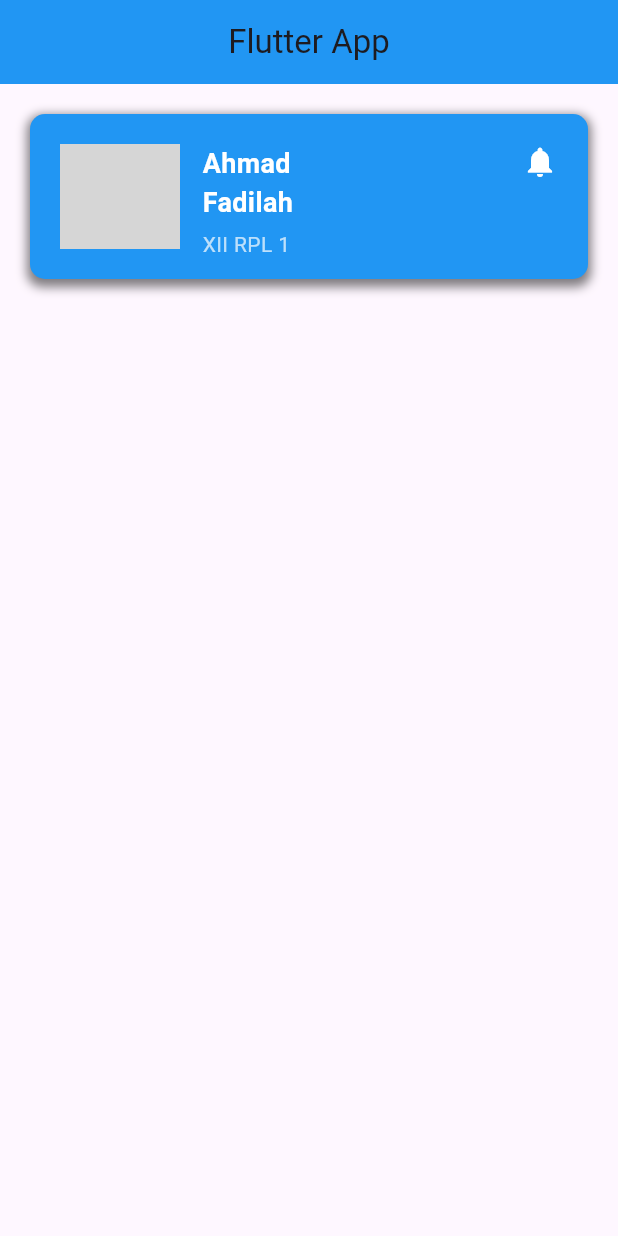
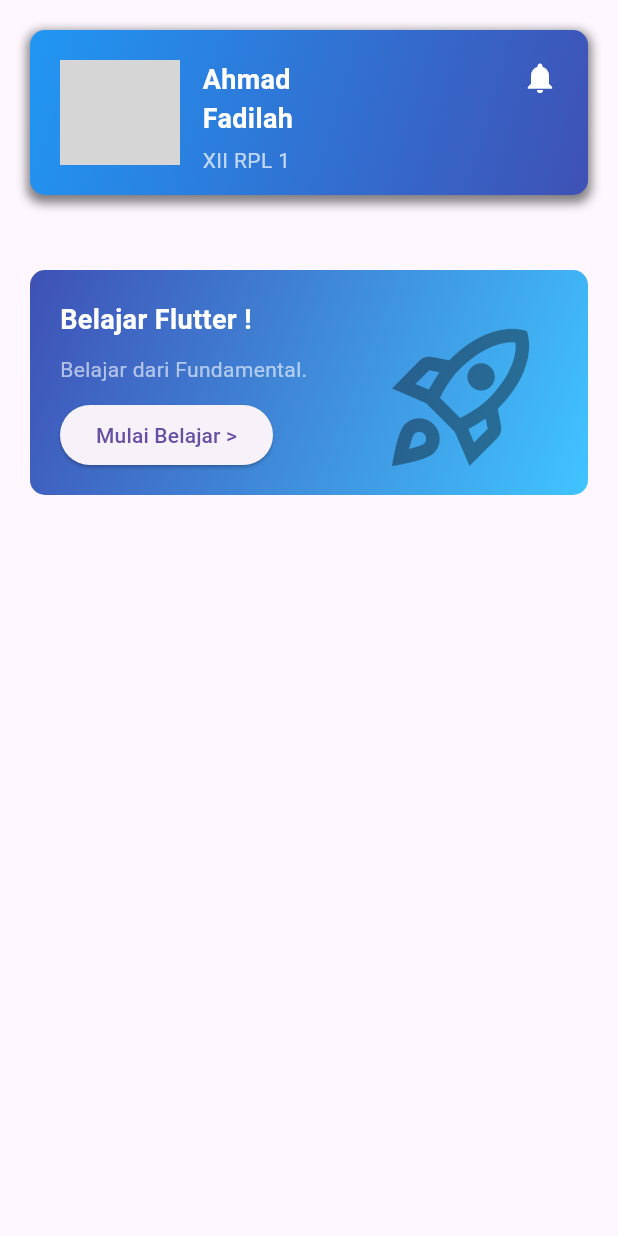
Before and after one commit to ahmadfadillah8529-glitch/belajar-flutter, a Flutter app: the screen it shows after launch, on a phone screen of 412 x 824 dp. Run offline on Flutter 3.47's test engine with Material 3 defaults, Android fonts, the phone set to English and light mode, and no system bars; network calls fail; grey boxes are pictures that could not be loaded.

Commit message:
fix latihan 4

```diff
--- a/lib/main.dart
+++ b/lib/main.dart
@@ -25,11 +25,6 @@
     return MaterialApp(
       debugShowCheckedModeBanner: false,
       home: Scaffold(
-        appBar: AppBar(
-          title: Text("Flutter App"),
-          backgroundColor: Colors.blue,
-          centerTitle: true,
-        ),
          body: Latihanempat(),
       ), //Scaffold
     ); //MaterialApp
--- a/lib/sizedbox_expanded_stack/LatihanEmpat.dart
+++ b/lib/sizedbox_expanded_stack/LatihanEmpat.dart
@@ -12,7 +12,11 @@
         padding: EdgeInsets.all(20),
         margin: EdgeInsets.all(20),
         decoration: BoxDecoration(
-        color: Colors.blue,
+       gradient: LinearGradient(
+        colors: [Colors.blue, Colors.indigo],
+        begin: Alignment.topLeft,
+        end: Alignment.bottomRight,
+        ),
         borderRadius: BorderRadius.circular(10),
         boxShadow: [
           BoxShadow(
@@ -74,7 +78,74 @@
         )
         ),
         ),
+         SizedBox(height: 10),
+            Expanded(
+              child: Stack(
+                children: [
+                  Container(
+                    height: 150 ,
+                    width: double.infinity,
+                    padding: EdgeInsets.all(20),
+                    margin: EdgeInsets.all(20),
+                    decoration: BoxDecoration(
+                      gradient: LinearGradient(
+                        colors: [Colors.indigo, Colors.lightBlueAccent],
+                        begin: Alignment.topLeft,
+                        end: Alignment.bottomRight,
+                        ),
+                      borderRadius: BorderRadius.circular(10)
+                    ),
+                    child:Column(
+                      crossAxisAlignment: CrossAxisAlignment.start,
+                      children: [
+                        Text(
+                          "Belajar Flutter !",
+                          style: TextStyle(
+                            fontSize: 18,
+                            fontWeight: FontWeight.bold,
+                            color: Colors.white
+                            ),
+                        ),
+                        SizedBox(height: 10),
+                        Text(
+                          "Belajar dari Fundamental.",
+                          style: TextStyle(
+                            fontSize: 14,
+                            color: Colors.white60,
+                          ),
+                        ),
+                        SizedBox(height: 10),
+                        ElevatedButton(
+                          onPressed: () {
+
+                          },
+                          child: Text("Mulai Belajar >"),
+                        ),
+                      ],
+                    ),
+                  ),
+                  Container(
+                    height: 150,
+                    padding: EdgeInsets.all(50),
+                    child: Row(
+                      mainAxisAlignment: MainAxisAlignment.end,
+                      children: [
+                        Positioned(
+                          right: 20,
+                          child: Icon(
+                          Icons.rocket_launch_outlined,
+                          color: Colors.black38,
+                          size: 110,
+                        ),),
+                      ],
+                    ),
+                  )
+                ],
+               ) ,
+              ),
+
       ],
+
     );
   }
 }
```
